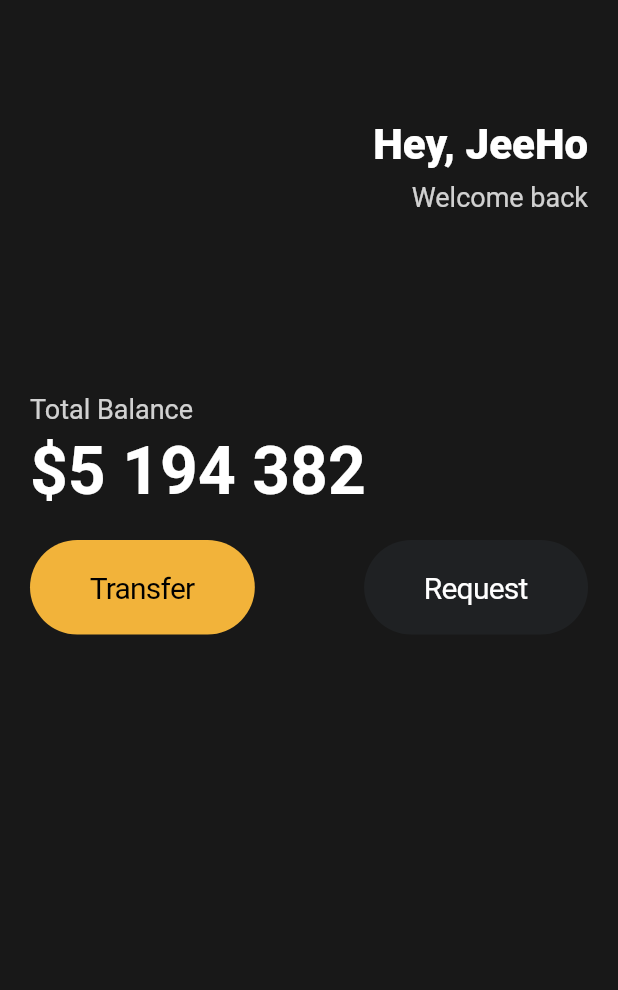
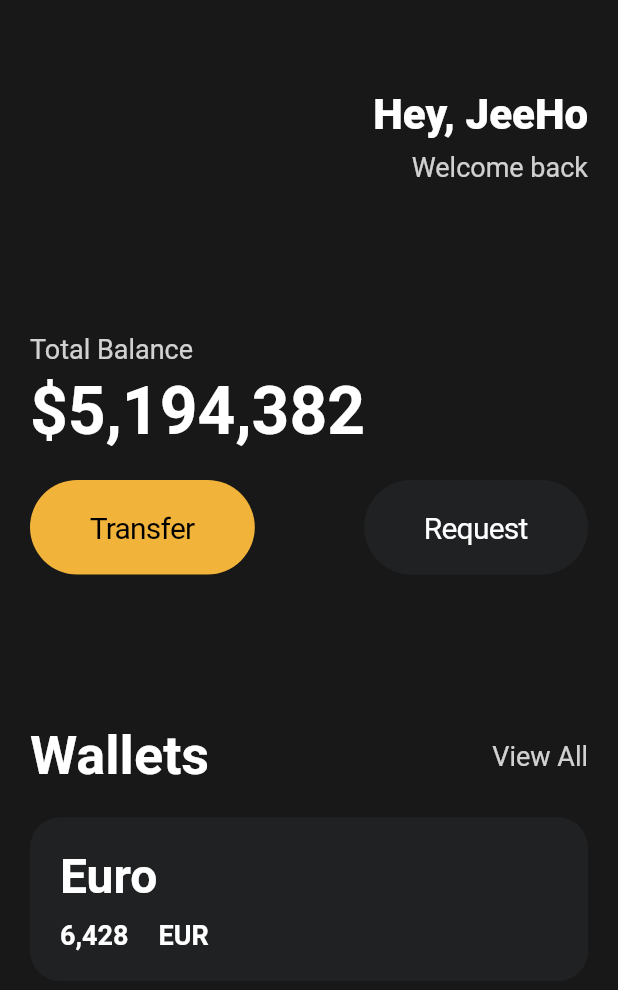
Before and after one commit to frontWeb-dev/flutter, a Flutter app: the screen it shows after launch, on a phone screen of 412 x 824 dp. Shown: the top 990 px of the screen. Run offline on Flutter 3.47's test engine with Material 2 defaults, Android fonts, the phone set to English and light mode, and no system bars.

Commit message:
feat: Cards

```diff
--- a/lib/ui_challenge/ui.dart
+++ b/lib/ui_challenge/ui.dart
@@ -1,5 +1,6 @@
 import 'package:flutter/material.dart';
 import './widgets/button.dart';
+import './widgets/card.dart';
 
 class UI extends StatelessWidget {
   const UI({super.key});
@@ -12,7 +13,7 @@ class UI extends StatelessWidget {
         crossAxisAlignment: CrossAxisAlignment.start,
         children: [
           const SizedBox(
-            height: 80,
+            height: 60,
           ),
           Row(
             mainAxisAlignment: MainAxisAlignment.end,
@@ -40,7 +41,7 @@ class UI extends StatelessWidget {
               )
             ],
           ),
-          const SizedBox(height: 120),
+          const SizedBox(height: 100),
           Column(
             crossAxisAlignment: CrossAxisAlignment.start,
             children: [
@@ -53,7 +54,7 @@ class UI extends StatelessWidget {
               ),
               const SizedBox(height: 5),
               const Text(
-                '\$5 194 382',
+                '\$5,194,382',
                 style: TextStyle(
                     color: Colors.white,
                     fontSize: 44,
@@ -74,7 +75,36 @@ class UI extends StatelessWidget {
                     textColor: Colors.white,
                   ),
                 ],
-              )
+              ),
+              const SizedBox(height: 100),
+              Row(
+                mainAxisAlignment: MainAxisAlignment.spaceBetween,
+                crossAxisAlignment: CrossAxisAlignment.center,
+                children: [
+                  const Text(
+                    'Wallets',
+                    style: TextStyle(
+                        color: Colors.white,
+                        fontSize: 36,
+                        fontWeight: FontWeight.w600),
+                  ),
+                  Text(
+                    'View All',
+                    style: TextStyle(
+                      color: Colors.white.withOpacity(0.8),
+                      fontSize: 18,
+                    ),
+                  ),
+                ],
+              ),
+              const SizedBox(height: 20),
+              const Cards(
+                text: 'Euro',
+                price: '6,428',
+                symbol: 'EUR',
+                bgColor: Color(0xFF1F2123),
+                textColor: Colors.white,
+              ),
             ],
           ),
         ],
--- /dev/null
+++ b/lib/ui_challenge/widgets/card.dart
@@ -0,0 +1,70 @@
+import 'package:flutter/material.dart';
+
+class Cards extends StatelessWidget {
+  final String text; // euro
+  final String price;
+  final String symbol;
+  final Color bgColor;
+  final Color textColor;
+
+  const Cards({
+    super.key,
+    required this.text,
+    required this.price,
+    required this.symbol,
+    required this.bgColor,
+    required this.textColor,
+  });
+
+  @override
+  Widget build(BuildContext context) {
+    return Container(
+      decoration: BoxDecoration(
+        borderRadius: BorderRadius.circular(20),
+        color: bgColor,
+      ),
+      child: Padding(
+        padding: const EdgeInsets.all(20),
+        child: Row(
+          children: [
+            Column(
+              crossAxisAlignment: CrossAxisAlignment.start,
+              children: [
+                Text(
+                  text,
+                  style: TextStyle(
+                    color: textColor,
+                    fontSize: 32,
+                    fontWeight: FontWeight.w600,
+                  ),
+                ),
+                const SizedBox(height: 10),
+                Row(
+                  children: [
+                    Text(
+                      price,
+                      style: TextStyle(
+                        color: textColor,
+                        fontSize: 18,
+                        fontWeight: FontWeight.w600,
+                      ),
+                    ),
+                    const SizedBox(width: 20),
+                    Text(
+                      symbol,
+                      style: TextStyle(
+                        color: textColor,
+                        fontSize: 18,
+                        fontWeight: FontWeight.w600,
+                      ),
+                    ),
+                  ],
+                )
+              ],
+            ),
+          ],
+        ),
+      ),
+    );
+  }
+}
```
